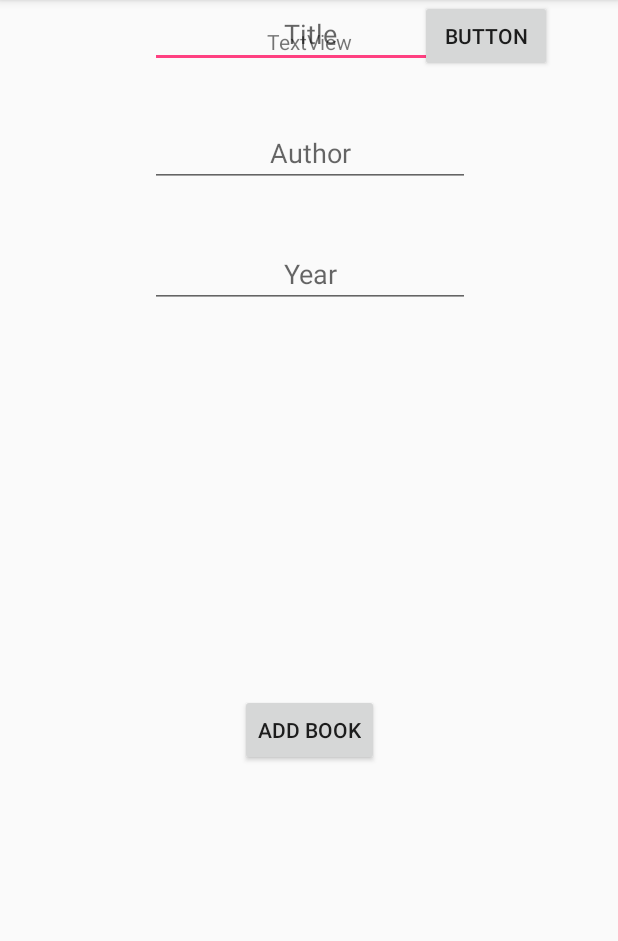
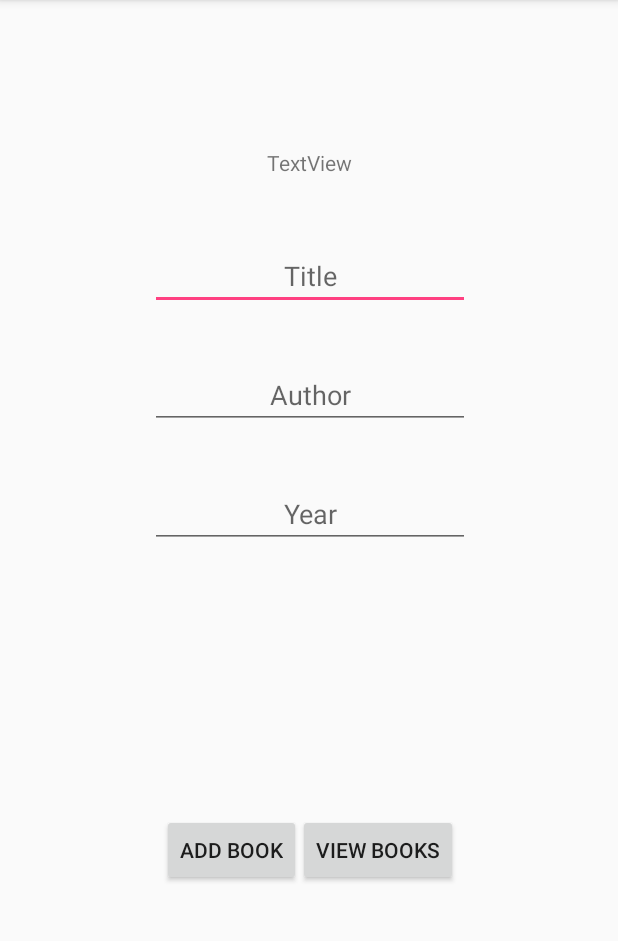
Before and after one commit to jgarcia162/Bookworm, an Android app: the screen it shows after launch (MainActivity), on a phone screen of 412 x 824 dp, the part 84-1025 px from its top. Run offline under Robolectric (Android 15) with nearby library versions, the phone set to English and light mode, and no system bars; libraries missing offline, so code that uses them is left out: io.objectbox, io.objectbox.android; 3 statements that could not run were skipped.

```diff
--- a/app/build.gradle
+++ b/app/build.gradle
@@ -3,7 +3,7 @@ apply plugin: 'io.objectbox'
 
 android {
     compileSdkVersion 25
-    buildToolsVersion "25.0.3"
+    buildToolsVersion '26.0.2'
     defaultConfig {
         applicationId "jose.com.bookworm"
         minSdkVersion 19
--- a/app/src/main/java/jose/com/bookworm/MainActivity.java
+++ b/app/src/main/java/jose/com/bookworm/MainActivity.java
@@ -1,7 +1,9 @@
 package jose.com.bookworm;
 
+import android.content.Intent;
 import android.os.Bundle;
 import android.support.v7.app.AppCompatActivity;
+import android.util.Log;
 import android.view.View;
 import android.widget.Button;
 import android.widget.EditText;
@@ -9,10 +11,7 @@ import android.widget.TextView;
 
 import io.objectbox.Box;
 import io.objectbox.BoxStore;
-import io.objectbox.query.Query;
-import io.objectbox.query.QueryBuilder;
 import jose.com.bookworm.model.Book;
-import jose.com.bookworm.model.Book_;
 
 public class MainActivity extends AppCompatActivity {
 
@@ -29,6 +28,8 @@ public class MainActivity extends AppCompatActivity {
         setContentView(R.layout.add_book_layout);
         setTitle("BookWorm");
 
+        Log.d("TAG", "onCreate: ");
+
         BoxStore boxStore =((App) getApplication()).getBoxStore();
         bookBox = boxStore.boxFor(Book.class);
 
@@ -36,7 +37,7 @@ public class MainActivity extends AppCompatActivity {
         titleEditText = (EditText) findViewById(R.id.title_edit_text);
         authorEditText = (EditText) findViewById(R.id.author_edit_text);
         addBookButton = (Button) findViewById(R.id.add_book_button);
-        getBookButton = (Button) findViewById(R.id.button);
+        getBookButton = (Button) findViewById(R.id.view_books_button);
 
         addBookButton.setOnClickListener(new View.OnClickListener() {
             @Override
@@ -48,20 +49,24 @@ public class MainActivity extends AppCompatActivity {
             }
         });
 
-        getBookButton.setOnClickListener(new View.OnClickListener() {
-            @Override
-            public void onClick(View v) {
-                QueryBuilder<Book> queryBuilder = bookBox.query();
-                queryBuilder.equal(Book_.title,titleEditText.getText().toString());
-                Query<Book> query = queryBuilder.build();
-                String title = query.findFirst() == null ? "No Books": query.findFirst().getTitle();
-                textView.setText(title);
-            }
-        });
+//        getBookButton.setOnClickListener(new View.OnClickListener() {
+//            @Override
+//            public void onClick(View v) {
+//                QueryBuilder<Book> queryBuilder = bookBox.query();
+//                queryBuilder.equal(Book_.title,titleEditText.getText().toString());
+//                Query<Book> query = queryBuilder.build();
+//                String title = query.findFirst() == null ? "No Books": query.findFirst().getTitle();
+//                textView.setText(title);
+//            }
+//        });
 
     }
 
     void addBook(Book book) {
         bookBox.put(book);
     }
+
+    public void showAllBooks(View view) {
+        Intent intent = new Intent(getApplicationContext(),Library.class);
+    }
 }
--- a/app/src/main/res/layout/add_book_layout.xml
+++ b/app/src/main/res/layout/add_book_layout.xml
@@ -20,7 +20,8 @@
         app:layout_constraintHorizontal_bias="0.503"
         app:layout_constraintLeft_toLeftOf="parent"
         app:layout_constraintRight_toRightOf="parent"
-        tools:layout_editor_absoluteY="177dp" />
+        app:layout_constraintTop_toTopOf="parent"
+        android:layout_marginTop="161dp" />
 
     <EditText
         android:id="@+id/author_edit_text"
@@ -44,7 +45,7 @@
         android:layout_height="wrap_content"
         android:layout_marginLeft="8dp"
         android:layout_marginRight="8dp"
-        android:layout_marginTop="35dp"
+        android:layout_marginTop="34dp"
         android:ems="10"
         android:hint="Year"
         android:inputType="textPersonName"
@@ -63,10 +64,11 @@
         app:layout_constraintTop_toBottomOf="@+id/year_edit_text"
         app:layout_constraintBottom_toBottomOf="parent"
         android:layout_marginBottom="8dp"
+        android:layout_marginRight="8dp"
+        app:layout_constraintRight_toRightOf="parent"
         android:layout_marginLeft="8dp"
-        app:layout_constraintLeft_toLeftOf="parent"
-        android:layout_marginRight="8dp"
-        app:layout_constraintRight_toRightOf="parent" />
+        app:layout_constraintLeft_toLeftOf="@+id/year_edit_text"
+        app:layout_constraintHorizontal_bias="0.0" />
 
     <TextView
         android:id="@+id/textView"
@@ -83,14 +85,18 @@
         app:layout_constraintBottom_toTopOf="@+id/title_edit_text" />
 
     <Button
-        android:id="@+id/button"
+        android:id="@+id/view_books_button"
         android:layout_width="wrap_content"
         android:layout_height="wrap_content"
-        android:text="Button"
-        app:layout_constraintLeft_toRightOf="@+id/textView"
+        android:layout_marginBottom="8dp"
         android:layout_marginLeft="8dp"
         android:layout_marginRight="8dp"
-        app:layout_constraintRight_toRightOf="parent"
-        tools:layout_editor_absoluteY="95dp"
-        app:layout_constraintHorizontal_bias="0.508" />
+        android:layout_marginTop="8dp"
+        android:onClick="showAllBooks"
+        android:text="View Books"
+        app:layout_constraintBottom_toBottomOf="parent"
+        app:layout_constraintHorizontal_bias="1.0"
+        app:layout_constraintLeft_toRightOf="@+id/add_book_button"
+        app:layout_constraintRight_toRightOf="@+id/year_edit_text"
+        app:layout_constraintTop_toBottomOf="@+id/year_edit_text" />
 </android.support.constraint.ConstraintLayout>
--- a/build.gradle
+++ b/build.gradle
@@ -7,7 +7,7 @@ buildscript {
         maven{url "http://objectbox.net/beta-repo/"}
     }
     dependencies {
-        classpath 'com.android.tools.build:gradle:2.3.3'
+        classpath 'com.android.tools.build:gradle:3.0.0'
         classpath "io.objectbox:objectbox-gradle-plugin:$objectboxVersion"
 
         // NOTE: Do not place your application dependencies here; they belong
```
Also changed, not shown: app/src/main/java/jose/com/bookworm/Library.java (added, +8 -0 lines), gradle/wrapper/gradle-wrapper.properties.
